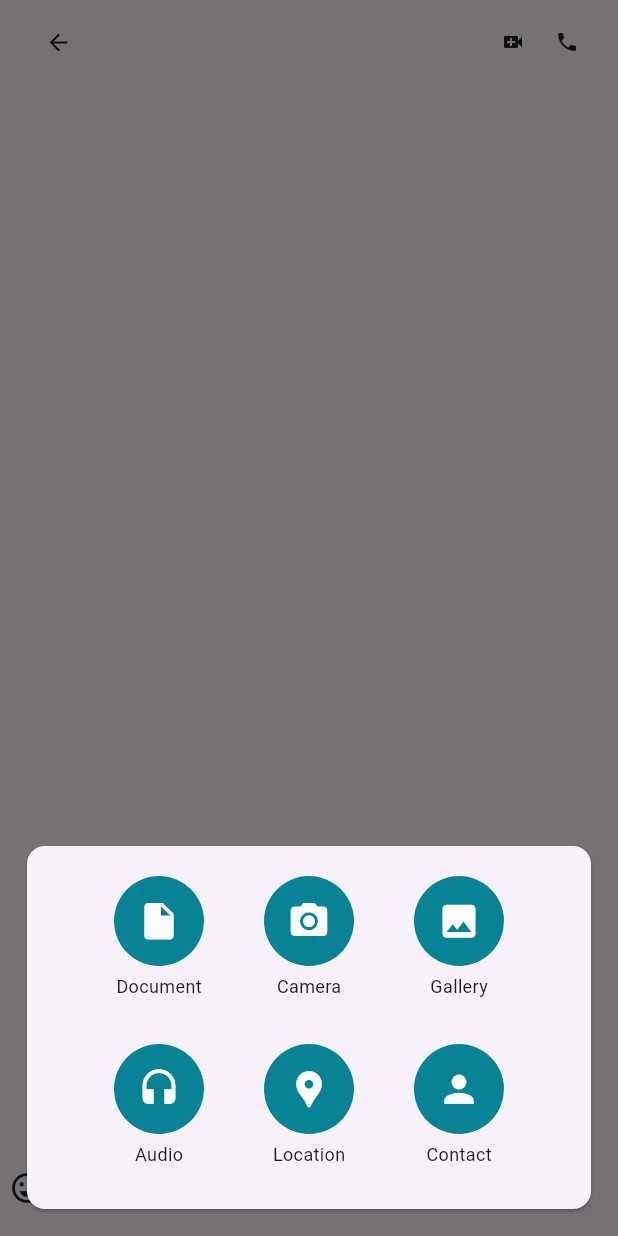
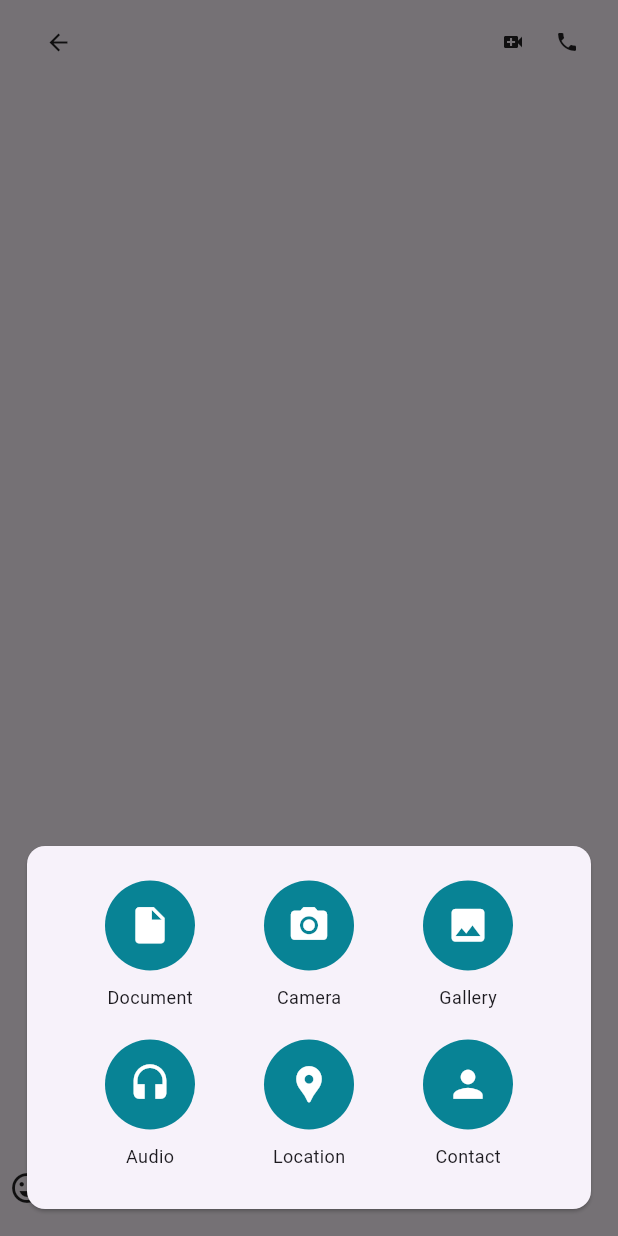
Before and after one commit to Sanehaa/SecureChat, a Flutter app: the ChatScreenn screen opened directly with empty values, item 2 of the bottom bar chosen, on a phone screen of 412 x 824 dp. Run offline on Flutter 3.47's test engine with Material 3 defaults, Android fonts, the phone set to English and light mode, and no system bars; our stand-ins replace cached_network_image, camera, emoji_picker_flutter, faker, flutter_pw_validator, google_fonts and 6 more; accounts and stored records are empty; network calls fail; statements that could not run were skipped.

Commit message:
//camera feature

```diff
--- a/lib/configurations/config.dart
+++ b/lib/configurations/config.dart
@@ -1,4 +1,4 @@
-final url='http://192.168.0.106:81/';
+final url='http://172.16.179.99:3000/';
 final registration = url + "registration";
 final login = url + "login";
 final glogin = url + "google-login";
--- a/lib/configurations/userservice.dart
+++ b/lib/configurations/userservice.dart
@@ -3,7 +3,7 @@ import 'package:http/http.dart' as http;
 import 'package:shared_preferences/shared_preferences.dart';
 
 class UserService {
-  static const String baseUrl = 'http://192.168.0.106:81/';
+  static const String baseUrl = 'http://172.16.179.99:3001/';
 
   // method to search for users by email
   static Future<List<String>> searchUsers(String query) async {
--- a/lib/features/one_to_one_chat/chatscreen.dart
+++ b/lib/features/one_to_one_chat/chatscreen.dart
@@ -1,8 +1,11 @@
 import 'package:emoji_picker_flutter/emoji_picker_flutter.dart';
 import 'package:flutter/material.dart';
+import 'package:flutter/widgets.dart';
+import 'package:image_picker/image_picker.dart';
 import 'package:socket_io_client/socket_io_client.dart' as IO;
 import 'package:uwu_chat/constants/theme_constants.dart';
 import 'package:uwu_chat/features/one_to_one_chat/message.dart';
+import 'package:uwu_chat/features/tab/camera_layout.dart';
 import '../../constants/icons.dart';
 
 
@@ -16,6 +19,7 @@ class ChatScreenn extends StatefulWidget {
 
 class _ChatScreenState extends State<ChatScreenn> {
   late IO.Socket _socket;
+  ImagePicker _picker = ImagePicker();
   final TextEditingController textEditingController = TextEditingController();
   static _ChatScreenState? of(BuildContext context) =>
       context.findAncestorStateOfType<_ChatScreenState>();
@@ -46,7 +50,7 @@ class _ChatScreenState extends State<ChatScreenn> {
   @override
   void initState() {
     super.initState();
-    _socket = IO.io('http://192.168.0.160:81',
+    _socket = IO.io('http://172.16.179.99:3001',
         IO.OptionBuilder().setTransports(['websocket']).setQuery({'username': widget.username}).build());
     _connectSocket();
   }
@@ -159,7 +163,7 @@ class ReceiversMsg extends StatelessWidget {
   final String message;
   final String messageDate;
 
-  static const _borderRadius = 26.0;
+  static const _borderRadius = 20.0;
 
   @override
   Widget build(BuildContext context) {
@@ -173,7 +177,7 @@ class ReceiversMsg extends StatelessWidget {
           children: [
             Container(
               decoration: BoxDecoration(
-                color: Theme.of(context).cardColor,
+                color: AppColors.textLight,
                 borderRadius: const BorderRadius.only(
                   topLeft: Radius.circular(_borderRadius),
                   topRight: Radius.circular(_borderRadius),
@@ -214,7 +218,7 @@ class _SendersMsg extends StatelessWidget {
   final String message;
   final String messageDate;
 
-  static const _borderRadius = 26.0;
+  static const _borderRadius = 20.0;
 
   @override
   Widget build(BuildContext context) {
@@ -278,7 +282,8 @@ class _ActionBarState extends State<_ActionBar> {
   late TextEditingController textEditingController;
   late FocusNode textFocusNode;
   late _ChatScreenState? chatScreenState;
-
+  ImagePicker _picker = ImagePicker();
+  late XFile file;
 
   _sendMessage() {
     String message = textEditingController.text.trim();
@@ -357,7 +362,7 @@ class _ActionBarState extends State<_ActionBar> {
                       showModalBottomSheet(
                           backgroundColor: Colors.transparent,
                           context: context,
-                          builder: (builder)=>bottomSheet()
+                          builder: (builder)=>bottomSheet(context)
                       );
                     },
                     child: const Padding(
@@ -454,35 +459,42 @@ class _ActionBarState extends State<_ActionBar> {
     );
   }
 
-  Widget bottomSheet(){
+  Widget bottomSheet(BuildContext context){
     return Container(
       height: 278,
       width: MediaQuery.of(context).size.width,
       child: Card(
         margin: const EdgeInsets.all(18),
         child: Padding(
-          padding: const EdgeInsets.symmetric(horizontal: 10, vertical: 20),
+          padding: const EdgeInsets.symmetric(horizontal: 10, vertical: 15),
           child: Column(
             children: [
               Row(
                 mainAxisAlignment: MainAxisAlignment.center,
                 children: [
-                  iconCreation(Icons.insert_drive_file, AppColors.secondary, "Document"),
-                  const SizedBox(width: 40),
-                  iconCreation(Icons.camera_alt, AppColors.secondary, "Camera"),
-                  const SizedBox(width: 40),
-                  iconCreation(Icons.insert_photo, AppColors.secondary, "Gallery"),
+                  iconCreation(Icons.insert_drive_file, AppColors.secondary, "Document", () {}),
+                  const SizedBox(width: 30),
+                  iconCreation(Icons.camera_alt, AppColors.secondary, "Camera", () {
+                    Navigator.push(
+                      context,
+                      MaterialPageRoute(builder: (context) => CameraLayout()),
+                    );
+                  }),
+                  const SizedBox(width: 30),
+                  iconCreation(Icons.insert_photo, AppColors.secondary, "Gallery", () async {
+                    file = (await _picker.pickImage(source: ImageSource.gallery))!;
+                  }),
                 ],
               ),
-              const SizedBox(height: 30,),
+              const SizedBox(height: 12,),
               Row(
                 mainAxisAlignment: MainAxisAlignment.center,
                 children: [
-                  iconCreation(Icons.headset, AppColors.secondary, "Audio"),
-                  const SizedBox(width: 40),
-                  iconCreation(Icons.location_pin, AppColors.secondary, "Location"),
-                  const SizedBox(width: 40),
-                  iconCreation(Icons.person, AppColors.secondary, "Contact"),
+                  iconCreation(Icons.headset, AppColors.secondary, "Audio", () {}),
+                  const SizedBox(width: 30),
+                  iconCreation(Icons.location_pin, AppColors.secondary, "Location", () {}),
+                  const SizedBox(width: 30),
+                  iconCreation(Icons.person, AppColors.secondary, "Contact", () {}),
                 ],
               )
             ],
@@ -492,12 +504,12 @@ class _ActionBarState extends State<_ActionBar> {
     );
   }
 
-  Widget iconCreation(IconData icon, Color color, String text){
-    return InkWell(
-      onTap: () {},
-      child: Column(
-        children: [
-          CircleAvatar(
+
+  Widget iconCreation(IconData icon, Color color, String text, Function()? onTap) {
+    return Column(
+      children: [
+        IconButton(
+          icon: CircleAvatar(
             radius: 30,
             backgroundColor: color,
             child: Icon(
@@ -506,10 +518,11 @@ class _ActionBarState extends State<_ActionBar> {
               color: Colors.white,
             ),
           ),
-          const SizedBox(height: 5),
-          Text(text, style: const TextStyle(fontSize: 12),)
-        ],
-      ),
+          onPressed: onTap,
+        ),
+        const SizedBox(height: 1),
+        Text(text, style: const TextStyle(fontSize: 12)),
+      ],
     );
   }
 
```
Also changed, not shown: lib/features/tab/camera_layout.dart (+105 -0 lines), lib/features/tab/camera_screen.dart (+16 -0 lines), lib/features/tab/camera_view.dart (+10 -0 lines).
